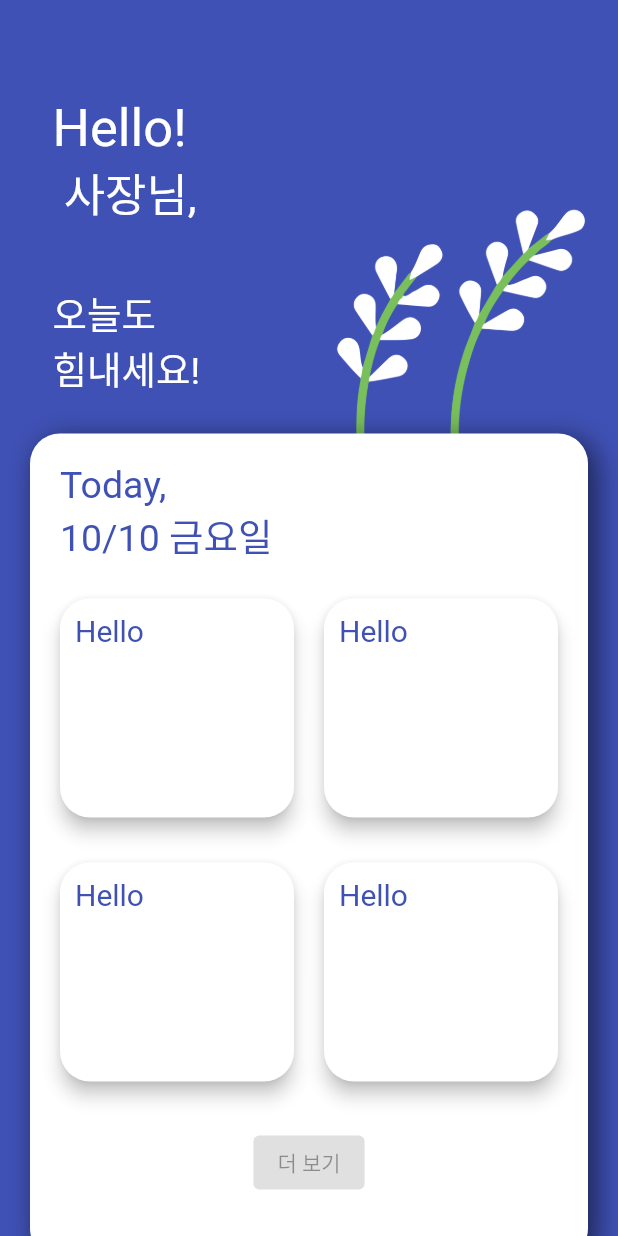
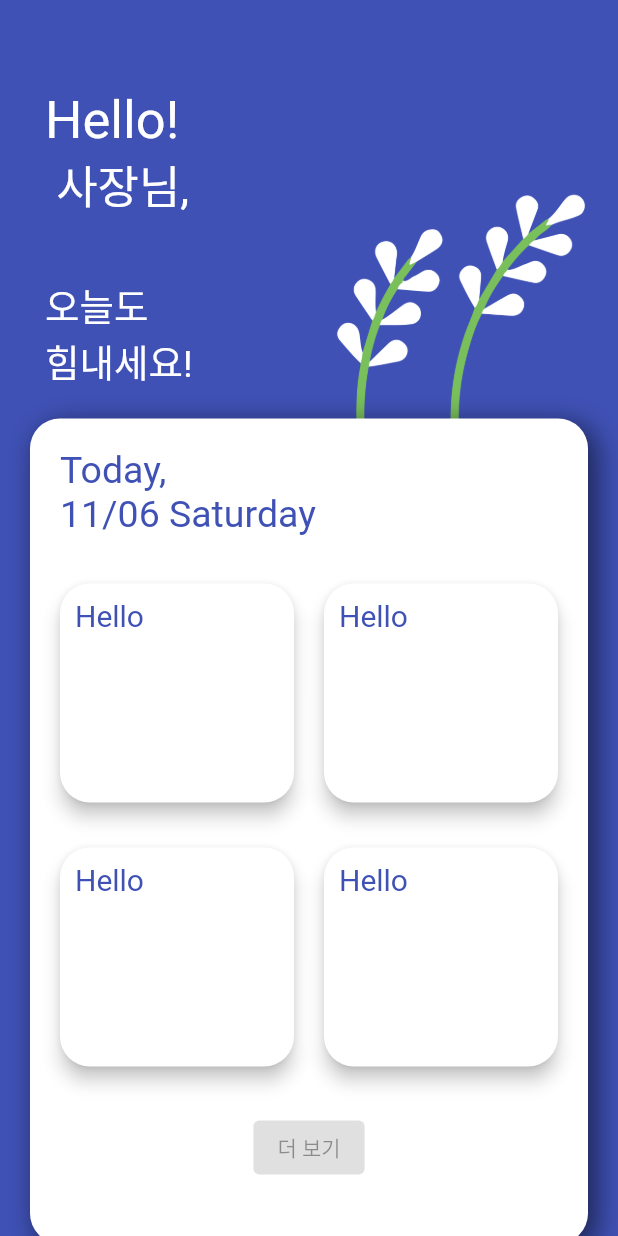
Before and after one commit to breaking-cs/laura-flutter-firebase-app, a Flutter app: the Home screen opened directly, on a phone screen of 412 x 824 dp. Run offline on Flutter 3.47's test engine with Material 2 defaults, Android fonts, the phone set to English and light mode, and no system bars; our stand-ins replace cloud_firestore, firebase_auth, firebase_core, flutter_signin_button, google_sign_in, shared_preferences; missing offline and left inert: material_dialogs; accounts and stored records are empty; Roboto replaces fonts that are missing (OpenSans).

Commit message:
chore(home): change date to now

```diff
--- a/lib/screens/home.dart
+++ b/lib/screens/home.dart
@@ -1,6 +1,7 @@
 import 'package:firebase_auth/firebase_auth.dart';
 import 'package:flutter/material.dart';
 import "package:app/widgets/custom_app_bar.dart";
+import 'package:intl/intl.dart';
 
 class CustomCard extends StatelessWidget {
   const CustomCard({Key? key}) : super(key: key);
@@ -70,6 +71,7 @@ class Home extends StatefulWidget {
 
 class _HomeState extends State<Home> {
   String? currentUserName = FirebaseAuth.instance.currentUser!.displayName;
+  String? currentTime = DateFormat('MM/dd EEEE').format(DateTime.now());
 
   @override
   Widget build(BuildContext context) {
@@ -82,7 +84,7 @@ class _HomeState extends State<Home> {
               child: Column(
                 children: [
                   Container(
-                    padding: const EdgeInsets.all(35),
+                    padding: const EdgeInsets.all(30),
                     alignment: Alignment.topLeft,
                     child: Column(
                       crossAxisAlignment: CrossAxisAlignment.start,
@@ -152,10 +154,11 @@ class _HomeState extends State<Home> {
                           ),
                           width: 300,
                           height: 550,
-                          child: const Padding(
+                          child: Padding(
                             padding: EdgeInsets.all(20),
+
                             child: Text(
-                              'Today,\n10/10 금요일',
+                              'Today,\n$currentTime',
                               style: TextStyle(
                                 fontSize: 25,
                               ),
```
